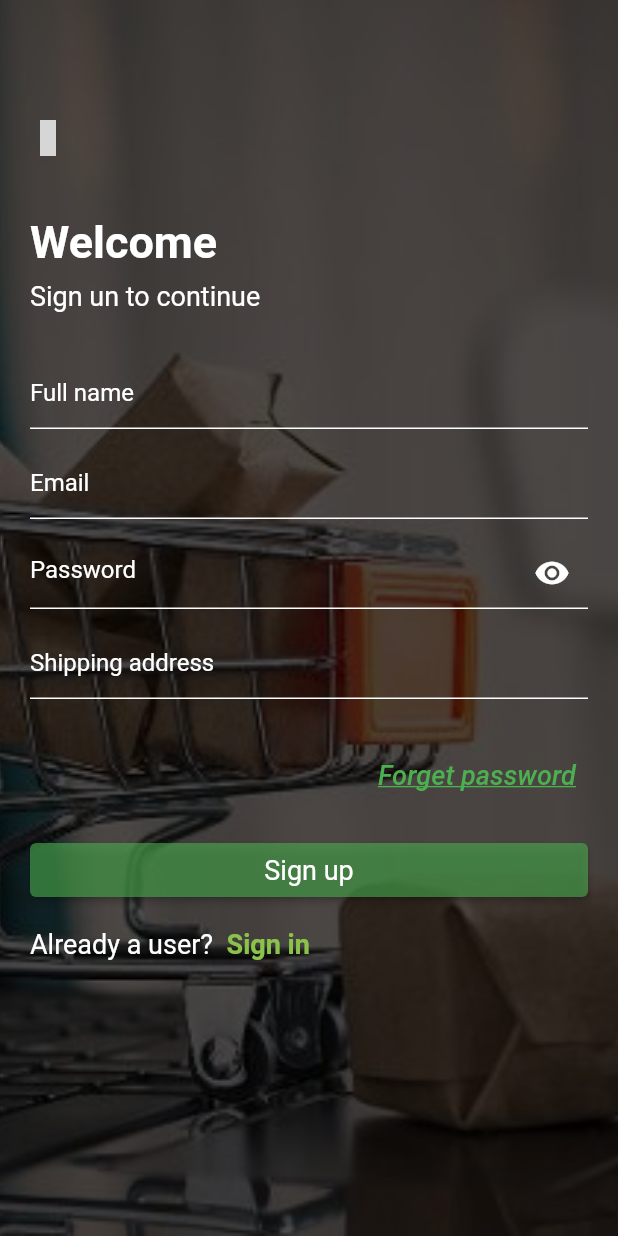
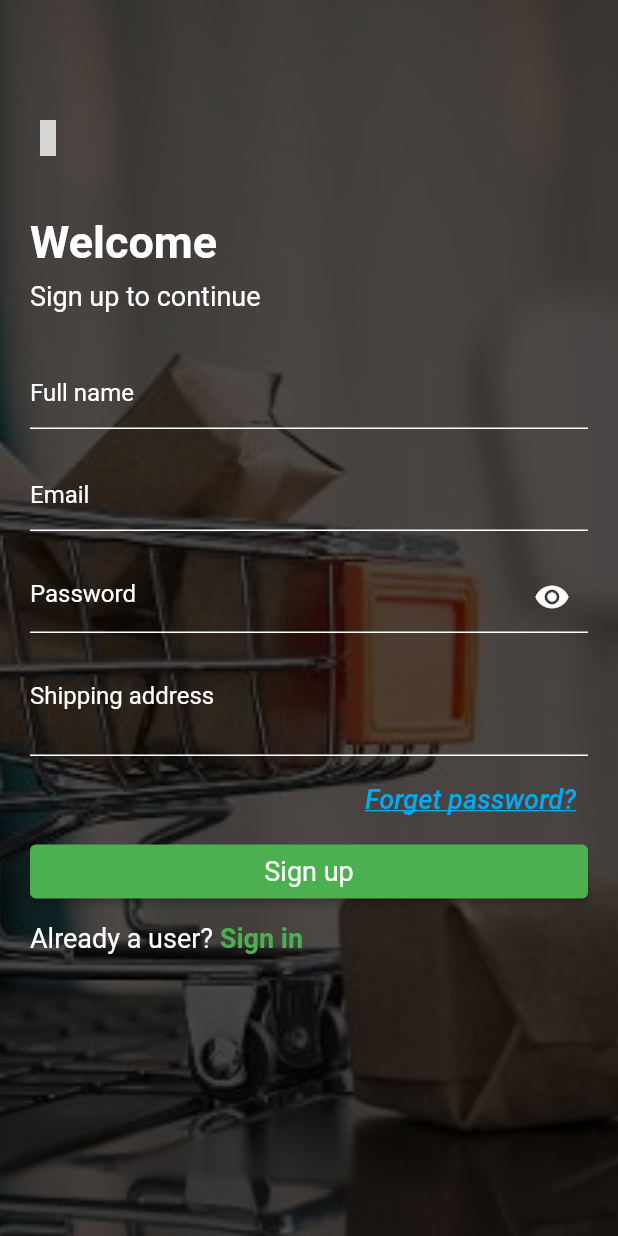
Before and after one commit to lysyshaky/growy, a Flutter app: the RegisterScreen screen opened by its route, on a phone screen of 412 x 824 dp. Run offline on Flutter 3.47's test engine with Material 2 defaults, Android fonts, the phone set to English and light mode, and no system bars; drawn by our look-alikes of card_swiper; our stand-ins replace badges, fancy_shimmer_image, firebase_auth, firebase_core, iconly; missing offline and left inert: dart:ffi; accounts and stored records are empty; grey boxes are pictures that could not be loaded.

Commit message:
firebase register

```diff
--- /dev/null
+++ b/lib/consts/firebase_consts.dart
@@ -0,0 +1,5 @@
+import 'package:firebase_auth/firebase_auth.dart';
+
+final FirebaseAuth authInstance = FirebaseAuth.instance;
+final User? user = authInstance.currentUser;
+final uid = user!.uid;
--- a/lib/screens/auth/forget_pass_screen.dart
+++ b/lib/screens/auth/forget_pass_screen.dart
@@ -108,7 +108,7 @@ class _ForgetPasswordScreenState extends State<ForgetPasswordScreen> {
                     height: 15.0,
                   ),
                   AuthButton(
-                    ftc: () {
+                    fct: () {
                       _forgetPasFCT();
                     },
                     buttonText: 'Reset now',
--- a/lib/screens/auth/login_screen.dart
+++ b/lib/screens/auth/login_screen.dart
@@ -187,7 +187,7 @@ class _LoginScreenState extends State<LoginScreen> {
                     height: 15.0,
                   ),
                   AuthButton(
-                    ftc: () {
+                    fct: () {
                       _sumbitFromOnLogin();
                     },
                     buttonText: 'Login',
@@ -227,7 +227,7 @@ class _LoginScreenState extends State<LoginScreen> {
                     height: 15.0,
                   ),
                   AuthButton(
-                    ftc: () {},
+                    fct: () {},
                     buttonText: 'Continue as a guest',
                     primary: Colors.black.withOpacity(0.6),
                   ),
--- a/lib/screens/auth/register_screen.dart
+++ b/lib/screens/auth/register_screen.dart
@@ -4,12 +4,19 @@ import 'package:flutter/material.dart';
 import 'package:flutter/src/foundation/key.dart';
 import 'package:flutter/src/widgets/framework.dart';
 import 'package:growy/screens/auth/login_screen.dart';
+import 'package:growy/screens/loading_manager.dart';
+import 'package:growy/services/global_methods.dart';
 import 'package:growy/widgets/text_widget.dart';
 import 'package:iconly/iconly.dart';
 
 import '../../consts/consts.dart';
+import '../../consts/firebase_consts.dart';
+import '../../services/utils.dart';
 import '../../widgets/auth_button.dart';
 import '../../widgets/google_button.dart';
+import 'package:firebase_auth/firebase_auth.dart';
+
+import 'forget_pass_screen.dart';
 
 class RegisterScreen extends StatefulWidget {
   static const routeName = '/RegisterScreen';
@@ -25,89 +32,127 @@ class _RegisterScreenState extends State<RegisterScreen> {
   final _fullNameController = TextEditingController();
   final _emailTextController = TextEditingController();
   final _passTextController = TextEditingController();
-  final _adressTextController = TextEditingController();
+  final _addressTextController = TextEditingController();
+  final _passFocusNode = FocusNode();
+  final _emailFocusNode = FocusNode();
   final _addressFocusNode = FocusNode();
-  final _emailFocusNode = FocusNode();
-  final _passFocusNode = FocusNode();
-
   bool _obscureText = true;
   @override
   void dispose() {
     _fullNameController.dispose();
-    _addressFocusNode.dispose();
-    _adressTextController.dispose();
-    _emailFocusNode.dispose();
     _emailTextController.dispose();
     _passTextController.dispose();
+    _addressTextController.dispose();
+    _emailFocusNode.dispose();
     _passFocusNode.dispose();
+    _addressFocusNode.dispose();
     super.dispose();
   }
 
-  void _sumbitFromOnRegister() {
+  bool _isLoading = false;
+  void _submitFormOnRegister() async {
     final isValid = _formKey.currentState!.validate();
     FocusScope.of(context).unfocus();
+    setState(() {
+      _isLoading = true;
+    });
     if (isValid) {
       _formKey.currentState!.save();
+
+      try {
+        await authInstance.createUserWithEmailAndPassword(
+            email: _emailTextController.text.toLowerCase().trim(),
+            password: _passTextController.text.trim());
+        print('Succefully registered');
+      } on FirebaseException catch (error) {
+        GlobalMethods.errorDialog(
+            subtitle: '${error.message}', context: context);
+        setState(() {
+          _isLoading = false;
+        });
+      } catch (error) {
+        GlobalMethods.errorDialog(subtitle: '$error', context: context);
+        setState(() {
+          _isLoading = false;
+        });
+      } finally {
+        setState(() {
+          _isLoading = false;
+        });
+      }
     }
   }
 
   @override
   Widget build(BuildContext context) {
+    final theme = Utils(context).getTheme;
+    Color color = Utils(context).color;
+
     return Scaffold(
-      body: Stack(
-        children: [
+      body: LoadingManager(
+        isLoading: _isLoading,
+        child: Stack(
+          children: <Widget>[
             Swiper(
               duration: 800,
-            autoplayDelay: 4000,
+              autoplayDelay: 6000,
+
               itemBuilder: (BuildContext context, int index) {
                 return Image.asset(
                   Consts.authImagesPaths[index],
                   fit: BoxFit.cover,
                 );
               },
+              autoplay: true,
               itemCount: Consts.authImagesPaths.length,
-            autoplay: true,
+
+              // control: const SwiperControl(),
             ),
-          //contoller buttons for ImagesSlider
-          //control: SwiperControl(),
             Container(
               color: Colors.black.withOpacity(0.7),
             ),
             SingleChildScrollView(
-            child: Padding(
-              padding: const EdgeInsets.all(20.0),
+              padding: const EdgeInsets.all(20),
               child: Column(
                 mainAxisAlignment: MainAxisAlignment.center,
                 crossAxisAlignment: CrossAxisAlignment.start,
                 mainAxisSize: MainAxisSize.max,
-                children: [
-                  const SizedBox(height: 60.0),
+                children: <Widget>[
+                  const SizedBox(
+                    height: 60.0,
+                  ),
                   InkWell(
                     borderRadius: BorderRadius.circular(12),
-                    onTap: () {
-                      Navigator.canPop(context) ? Navigator.pop(context) : null;
-                    },
-                    child: const Icon(
+                    onTap: () => Navigator.canPop(context)
+                        ? Navigator.pop(context)
+                        : null,
+                    child: Icon(
                       IconlyLight.arrow_left_2,
+                      color: theme == true ? Colors.white : Colors.black,
                       size: 24,
-                      color: Colors.white,
                     ),
                   ),
-                  const SizedBox(height: 40.0),
+                  const SizedBox(
+                    height: 40.0,
+                  ),
                   TextWidget(
-                    text: "Welcome",
+                    text: 'Welcome',
                     color: Colors.white,
                     textSize: 30,
                     isTitle: true,
                   ),
-                  const SizedBox(height: 8.0),
+                  const SizedBox(
+                    height: 8,
+                  ),
                   TextWidget(
-                    text: "Sign un to continue",
+                    text: "Sign up to continue",
                     color: Colors.white,
                     textSize: 18,
                     isTitle: false,
                   ),
-                  const SizedBox(height: 30.0),
+                  const SizedBox(
+                    height: 30.0,
+                  ),
                   Form(
                     key: _formKey,
                     child: Column(
@@ -116,11 +161,11 @@ class _RegisterScreenState extends State<RegisterScreen> {
                           textInputAction: TextInputAction.next,
                           onEditingComplete: () => FocusScope.of(context)
                               .requestFocus(_emailFocusNode),
+                          keyboardType: TextInputType.name,
                           controller: _fullNameController,
-                          keyboardType: TextInputType.emailAddress,
                           validator: (value) {
                             if (value!.isEmpty) {
-                              return 'This field is mising';
+                              return "This Field is missing";
                             } else {
                               return null;
                             }
@@ -133,22 +178,26 @@ class _RegisterScreenState extends State<RegisterScreen> {
                               borderSide: BorderSide(color: Colors.white),
                             ),
                             focusedBorder: UnderlineInputBorder(
-                              borderSide: BorderSide(color: Colors.green),
+                              borderSide: BorderSide(color: Colors.white),
+                            ),
+                            errorBorder: UnderlineInputBorder(
+                              borderSide: BorderSide(color: Colors.red),
                             ),
                           ),
                         ),
                         const SizedBox(
-                          height: 12.0,
+                          height: 20,
                         ),
                         TextFormField(
+                          focusNode: _emailFocusNode,
                           textInputAction: TextInputAction.next,
                           onEditingComplete: () => FocusScope.of(context)
                               .requestFocus(_passFocusNode),
+                          keyboardType: TextInputType.emailAddress,
                           controller: _emailTextController,
-                          keyboardType: TextInputType.emailAddress,
                           validator: (value) {
-                            if (value!.isEmpty || !value.contains('@')) {
-                              return 'Please enter a valid email address';
+                            if (value!.isEmpty || !value.contains("@")) {
+                              return "Please enter a valid Email adress";
                             } else {
                               return null;
                             }
@@ -161,30 +210,32 @@ class _RegisterScreenState extends State<RegisterScreen> {
                               borderSide: BorderSide(color: Colors.white),
                             ),
                             focusedBorder: UnderlineInputBorder(
-                              borderSide: BorderSide(color: Colors.green),
+                              borderSide: BorderSide(color: Colors.white),
+                            ),
+                            errorBorder: UnderlineInputBorder(
+                              borderSide: BorderSide(color: Colors.red),
                             ),
                           ),
                         ),
                         const SizedBox(
-                          height: 12.0,
+                          height: 20,
                         ),
+                        //Password
                         TextFormField(
-                          textInputAction: TextInputAction.done,
-                          onEditingComplete: () {
-                            _sumbitFromOnRegister();
-                          },
-                          controller: _passTextController,
                           focusNode: _passFocusNode,
                           obscureText: _obscureText,
                           keyboardType: TextInputType.visiblePassword,
+                          controller: _passTextController,
                           validator: (value) {
                             if (value!.isEmpty || value.length < 7) {
-                              return 'Please enter a valid password';
+                              return "Please enter a valid password";
                             } else {
                               return null;
                             }
                           },
                           style: const TextStyle(color: Colors.white),
+                          onEditingComplete: () => FocusScope.of(context)
+                              .requestFocus(_addressFocusNode),
                           decoration: InputDecoration(
                             suffixIcon: GestureDetector(
                               onTap: () {
@@ -197,34 +248,40 @@ class _RegisterScreenState extends State<RegisterScreen> {
                                     ? Icons.visibility
                                     : Icons.visibility_off,
                                 color: Colors.white,
-                                )),
+                              ),
+                            ),
                             hintText: 'Password',
                             hintStyle: const TextStyle(color: Colors.white),
                             enabledBorder: const UnderlineInputBorder(
                               borderSide: BorderSide(color: Colors.white),
                             ),
                             focusedBorder: const UnderlineInputBorder(
-                              borderSide: BorderSide(color: Colors.green),
+                              borderSide: BorderSide(color: Colors.white),
+                            ),
+                            errorBorder: const UnderlineInputBorder(
+                              borderSide: BorderSide(color: Colors.red),
                             ),
                           ),
                         ),
                         const SizedBox(
-                          height: 12.0,
+                          height: 20,
                         ),
+
                         TextFormField(
                           focusNode: _addressFocusNode,
                           textInputAction: TextInputAction.done,
-                          onEditingComplete: _sumbitFromOnRegister,
-                          controller: _adressTextController,
-                          keyboardType: TextInputType.emailAddress,
+                          onEditingComplete: _submitFormOnRegister,
+                          controller: _addressTextController,
                           validator: (value) {
                             if (value!.isEmpty || value.length < 3) {
-                              return 'Please enter a valid address';
+                              return "Please enter a valid  address";
                             } else {
                               return null;
                             }
                           },
                           style: const TextStyle(color: Colors.white),
+                          maxLines: 2,
+                          textAlign: TextAlign.start,
                           decoration: const InputDecoration(
                             hintText: 'Shipping address',
                             hintStyle: TextStyle(color: Colors.white),
@@ -232,57 +289,59 @@ class _RegisterScreenState extends State<RegisterScreen> {
                               borderSide: BorderSide(color: Colors.white),
                             ),
                             focusedBorder: UnderlineInputBorder(
-                              borderSide: BorderSide(color: Colors.green),
+                              borderSide: BorderSide(color: Colors.white),
+                            ),
+                            errorBorder: UnderlineInputBorder(
+                              borderSide: BorderSide(color: Colors.red),
                             ),
                           ),
-                        ),
-                        const SizedBox(
-                          height: 12.0,
                         ),
                       ],
                     ),
                   ),
                   const SizedBox(
-                    height: 15.0,
+                    height: 5.0,
                   ),
                   Align(
                     alignment: Alignment.centerRight,
                     child: TextButton(
-                      onPressed: () {},
+                      onPressed: () {
+                        Navigator.pushReplacementNamed(
+                            context, ForgetPasswordScreen.routeName);
+                      },
                       child: const Text(
-                        "Forget password",
+                        'Forget password?',
                         maxLines: 1,
                         style: TextStyle(
-                            color: Colors.green,
+                            color: Colors.lightBlue,
+                            fontSize: 18,
                             decoration: TextDecoration.underline,
-                            fontStyle: FontStyle.italic,
-                            fontSize: 18),
+                            fontStyle: FontStyle.italic),
                       ),
                     ),
                   ),
-                  const SizedBox(
-                    height: 15.0,
-                  ),
-                  AuthButton(
-                    ftc: () {
-                      _sumbitFromOnRegister();
+                  _isLoading
+                      ? const CircularProgressIndicator()
+                      : AuthButton(
+                          buttonText: 'Sign up',
+                          fct: () {
+                            _submitFormOnRegister();
                           },
-                    buttonText: 'Sign up',
-                    primary: Colors.green.withOpacity(0.6),
+                          primary: Colors.green,
                         ),
                   const SizedBox(
-                    height: 15.0,
+                    height: 10,
                   ),
                   RichText(
                     text: TextSpan(
                         text: 'Already a user?',
                         style:
                             const TextStyle(color: Colors.white, fontSize: 18),
-                        children: [
+                        children: <TextSpan>[
                           TextSpan(
-                              text: '  Sign in',
+                              text: ' Sign in',
                               style: const TextStyle(
-                                  color: Colors.lightGreen,
+                                  color: Colors.green,
                                   fontSize: 18,
                                   fontWeight: FontWeight.w600),
                               recognizer: TapGestureRecognizer()
@@ -295,8 +354,8 @@ class _RegisterScreenState extends State<RegisterScreen> {
                 ],
               ),
             ),
-          )
           ],
+        ),
       ),
     );
   }
--- /dev/null
+++ b/lib/screens/loading_manager.dart
@@ -0,0 +1,30 @@
+import 'package:flutter/material.dart';
+import 'package:flutter/src/foundation/key.dart';
+import 'package:flutter/src/widgets/framework.dart';
+
+class LoadingManager extends StatelessWidget {
+  const LoadingManager({Key? key, required this.isLoading, required this.child})
+      : super(key: key);
+  final bool isLoading;
+  final Widget child;
+  @override
+  Widget build(BuildContext context) {
+    return Stack(
+      children: [
+        child,
+        isLoading
+            ? Container(
+                color: Colors.black.withOpacity(0.7),
+              )
+            : Container(),
+        isLoading
+            ? const Center(
+                child: CircularProgressIndicator(
+                  color: Colors.white,
+                ),
+              )
+            : Container()
+      ],
+    );
+  }
+}
--- a/lib/widgets/auth_button.dart
+++ b/lib/widgets/auth_button.dart
@@ -6,11 +6,11 @@ import 'package:growy/widgets/text_widget.dart';
 class AuthButton extends StatelessWidget {
   const AuthButton(
       {Key? key,
-      required this.ftc,
+      required this.fct,
       required this.buttonText,
       required this.primary})
       : super(key: key);
-  final Function ftc;
+  final Function fct;
   final String buttonText;
   final Color primary;
 
@@ -23,7 +23,7 @@ class AuthButton extends StatelessWidget {
           primary: primary,
         ),
         onPressed: () {
-          ftc();
+          fct();
         },
         child: TextWidget(
           color: Colors.white,
--- a/pubspec.yaml
+++ b/pubspec.yaml
@@ -22,6 +22,7 @@ dependencies:
   badges: ^2.0.3
   #Firebase
   firebase_core: ^2.1.1
+  firebase_auth: ^4.1.0
 
 
 dev_dependencies:
@@ -37,6 +38,7 @@ flutter:
     - assets/images/
     - assets/images/offres/
     - assets/images/landing/
+    - assets/images/cat/
 
   # An image asset can refer to one or more resolution-specific "variants", see
   # https://flutter.dev/assets-and-images/#resolution-aware
```
Also changed, not shown: lib/main.dart (+8 -8 lines), lib/screens/categories_screen.dart (+6 -6 lines), lib/services/global_methods.dart (+38 -0 lines), pubspec.lock, 3 other files. Lines whose indentation alone changed are shown as unchanged.
